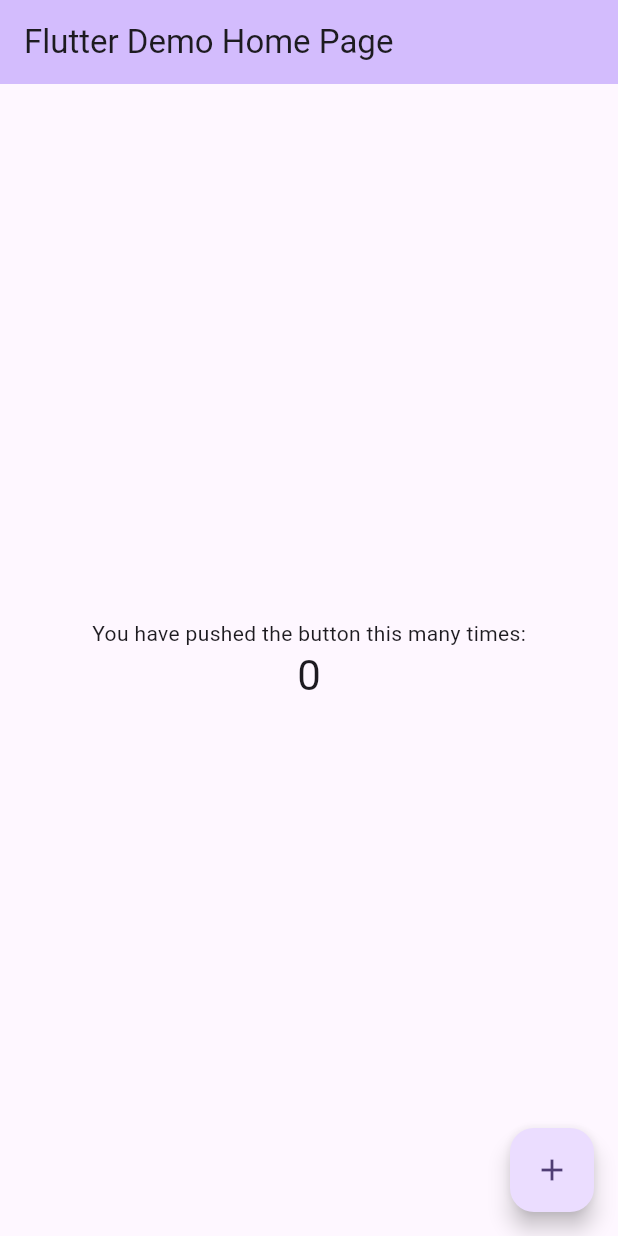
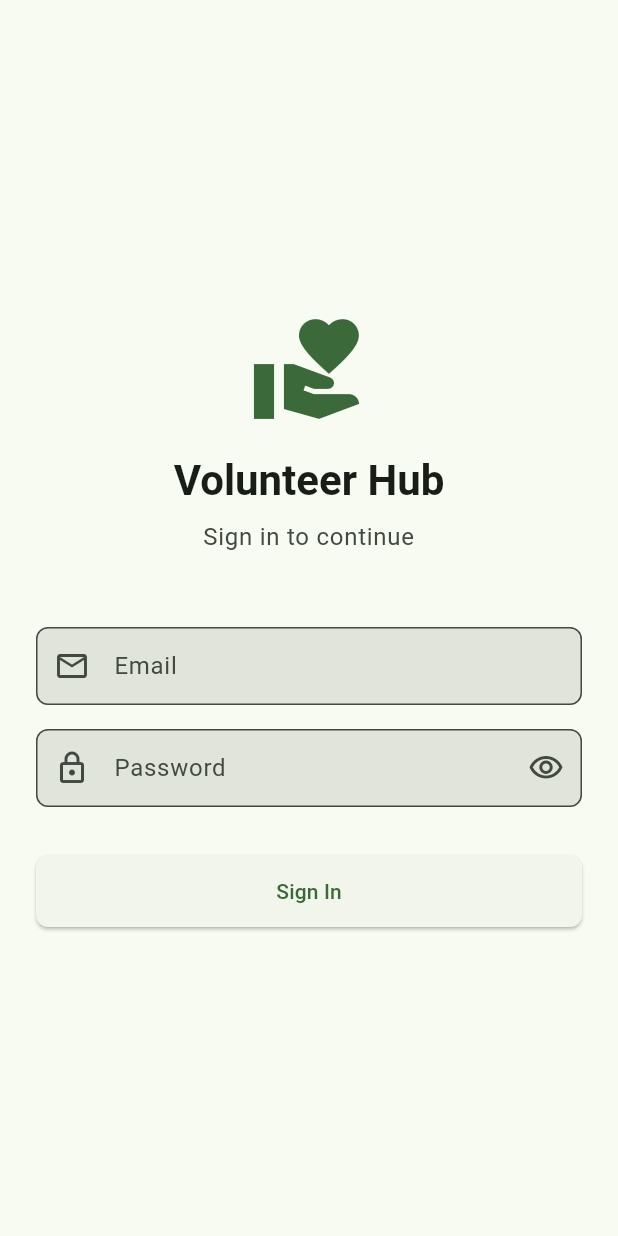
Before and after one commit to andreacanton/volunteer-hub, a Flutter app: the screen it shows after launch, on a phone screen of 412 x 824 dp. Run offline on Flutter 3.47's test engine with Material 3 defaults, Android fonts, the phone set to English and light mode, and no system bars; our stand-ins replace dio, flutter_riverpod, flutter_secure_storage.

Commit message:
Add UI screens and app shell with auth routing
Implement Phase 5 of UI setup:
- Material 3 theme with light/dark mode support
- LoginScreen with email/password form validation
- HomeScreen showing user info and logout
- Main app with ProviderScope and AuthGate routing

Co-Authored-By: Claude Opus 4.5 <noreply@anthropic.com>

```diff
--- /dev/null
+++ b/ui/lib/config/theme.dart
@@ -0,0 +1,95 @@
+import 'package:flutter/material.dart';
+
+/// App theme configuration using Material 3.
+class AppTheme {
+  AppTheme._();
+
+  static const _primaryColor = Color(0xFF2E7D32); // Green 800
+  static const _secondaryColor = Color(0xFF558B2F); // Light Green 800
+
+  /// Light theme for the app.
+  static ThemeData get light {
+    final colorScheme = ColorScheme.fromSeed(
+      seedColor: _primaryColor,
+      secondary: _secondaryColor,
+      brightness: Brightness.light,
+    );
+
+    return ThemeData(
+      useMaterial3: true,
+      colorScheme: colorScheme,
+      appBarTheme: AppBarTheme(
+        centerTitle: true,
+        backgroundColor: colorScheme.primaryContainer,
+        foregroundColor: colorScheme.onPrimaryContainer,
+      ),
+      elevatedButtonTheme: ElevatedButtonThemeData(
+        style: ElevatedButton.styleFrom(
+          minimumSize: const Size.fromHeight(48),
+          shape: RoundedRectangleBorder(
+            borderRadius: BorderRadius.circular(8),
+          ),
+        ),
+      ),
+      inputDecorationTheme: InputDecorationTheme(
+        filled: true,
+        border: OutlineInputBorder(
+          borderRadius: BorderRadius.circular(8),
+        ),
+        contentPadding: const EdgeInsets.symmetric(
+          horizontal: 16,
+          vertical: 14,
+        ),
+      ),
+      cardTheme: CardThemeData(
+        elevation: 2,
+        shape: RoundedRectangleBorder(
+          borderRadius: BorderRadius.circular(12),
+        ),
+      ),
+    );
+  }
+
+  /// Dark theme for the app.
+  static ThemeData get dark {
+    final colorScheme = ColorScheme.fromSeed(
+      seedColor: _primaryColor,
+      secondary: _secondaryColor,
+      brightness: Brightness.dark,
+    );
+
+    return ThemeData(
+      useMaterial3: true,
+      colorScheme: colorScheme,
+      appBarTheme: AppBarTheme(
+        centerTitle: true,
+        backgroundColor: colorScheme.primaryContainer,
+        foregroundColor: colorScheme.onPrimaryContainer,
+      ),
+      elevatedButtonTheme: ElevatedButtonThemeData(
+        style: ElevatedButton.styleFrom(
+          minimumSize: const Size.fromHeight(48),
+          shape: RoundedRectangleBorder(
+            borderRadius: BorderRadius.circular(8),
+          ),
+        ),
+      ),
+      inputDecorationTheme: InputDecorationTheme(
+        filled: true,
+        border: OutlineInputBorder(
+          borderRadius: BorderRadius.circular(8),
+        ),
+        contentPadding: const EdgeInsets.symmetric(
+          horizontal: 16,
+          vertical: 14,
+        ),
+      ),
+      cardTheme: CardThemeData(
+        elevation: 2,
+        shape: RoundedRectangleBorder(
+          borderRadius: BorderRadius.circular(12),
+        ),
+      ),
+    );
+  }
+}
--- a/ui/lib/main.dart
+++ b/ui/lib/main.dart
@@ -1,122 +1,66 @@
 import 'package:flutter/material.dart';
+import 'package:flutter_riverpod/flutter_riverpod.dart';
+
+import 'config/theme.dart';
+import 'providers/auth_provider.dart';
+import 'screens/home_screen.dart';
+import 'screens/login_screen.dart';
 
 void main() {
-  runApp(const MyApp());
+  runApp(
+    const ProviderScope(
+      child: VolunteerHubApp(),
+    ),
+  );
 }
 
-class MyApp extends StatelessWidget {
-  const MyApp({super.key});
+/// Root application widget.
+class VolunteerHubApp extends ConsumerStatefulWidget {
+  const VolunteerHubApp({super.key});
 
-  // This widget is the root of your application.
   @override
-  Widget build(BuildContext context) {
-    return MaterialApp(
-      title: 'Flutter Demo',
-      theme: ThemeData(
-        // This is the theme of your application.
-        //
-        // TRY THIS: Try running your application with "flutter run". You'll see
-        // the application has a purple toolbar. Then, without quitting the app,
-        // try changing the seedColor in the colorScheme below to Colors.green
-        // and then invoke "hot reload" (save your changes or press the "hot
-        // reload" button in a Flutter-supported IDE, or press "r" if you used
-        // the command line to start the app).
-        //
-        // Notice that the counter didn't reset back to zero; the application
-        // state is not lost during the reload. To reset the state, use hot
-        // restart instead.
-        //
-        // This works for code too, not just values: Most code changes can be
-        // tested with just a hot reload.
-        colorScheme: .fromSeed(seedColor: Colors.deepPurple),
-      ),
-      home: const MyHomePage(title: 'Flutter Demo Home Page'),
-    );
-  }
+  ConsumerState<VolunteerHubApp> createState() => _VolunteerHubAppState();
 }
 
-class MyHomePage extends StatefulWidget {
-  const MyHomePage({super.key, required this.title});
-
-  // This widget is the home page of your application. It is stateful, meaning
-  // that it has a State object (defined below) that contains fields that affect
-  // how it looks.
-
-  // This class is the configuration for the state. It holds the values (in this
-  // case the title) provided by the parent (in this case the App widget) and
-  // used by the build method of the State. Fields in a Widget subclass are
-  // always marked "final".
-
-  final String title;
-
+class _VolunteerHubAppState extends ConsumerState<VolunteerHubApp> {
   @override
-  State<MyHomePage> createState() => _MyHomePageState();
-}
-
-class _MyHomePageState extends State<MyHomePage> {
-  int _counter = 0;
-
-  void _incrementCounter() {
-    setState(() {
-      // This call to setState tells the Flutter framework that something has
-      // changed in this State, which causes it to rerun the build method below
-      // so that the display can reflect the updated values. If we changed
-      // _counter without calling setState(), then the build method would not be
-      // called again, and so nothing would appear to happen.
-      _counter++;
+  void initState() {
+    super.initState();
+    // Initialize auth state on app start
+    Future.microtask(() {
+      ref.read(authProvider.notifier).initialize();
     });
   }
 
   @override
   Widget build(BuildContext context) {
-    // This method is rerun every time setState is called, for instance as done
-    // by the _incrementCounter method above.
-    //
-    // The Flutter framework has been optimized to make rerunning build methods
-    // fast, so that you can just rebuild anything that needs updating rather
-    // than having to individually change instances of widgets.
-    return Scaffold(
-      appBar: AppBar(
-        // TRY THIS: Try changing the color here to a specific color (to
-        // Colors.amber, perhaps?) and trigger a hot reload to see the AppBar
-        // change color while the other colors stay the same.
-        backgroundColor: Theme.of(context).colorScheme.inversePrimary,
-        // Here we take the value from the MyHomePage object that was created by
-        // the App.build method, and use it to set our appbar title.
-        title: Text(widget.title),
-      ),
-      body: Center(
-        // Center is a layout widget. It takes a single child and positions it
-        // in the middle of the parent.
-        child: Column(
-          // Column is also a layout widget. It takes a list of children and
-          // arranges them vertically. By default, it sizes itself to fit its
-          // children horizontally, and tries to be as tall as its parent.
-          //
-          // Column has various properties to control how it sizes itself and
-          // how it positions its children. Here we use mainAxisAlignment to
-          // center the children vertically; the main axis here is the vertical
-          // axis because Columns are vertical (the cross axis would be
-          // horizontal).
-          //
-          // TRY THIS: Invoke "debug painting" (choose the "Toggle Debug Paint"
-          // action in the IDE, or press "p" in the console), to see the
-          // wireframe for each widget.
-          mainAxisAlignment: .center,
-          children: [
-            const Text('You have pushed the button this many times:'),
-            Text(
-              '$_counter',
-              style: Theme.of(context).textTheme.headlineMedium,
-            ),
-          ],
-        ),
-      ),
-      floatingActionButton: FloatingActionButton(
-        onPressed: _incrementCounter,
-        tooltip: 'Increment',
-        child: const Icon(Icons.add),
-      ),
+    return MaterialApp(
+      title: 'Volunteer Hub',
+      debugShowCheckedModeBanner: false,
+      theme: AppTheme.light,
+      darkTheme: AppTheme.dark,
+      themeMode: ThemeMode.system,
+      home: const AuthGate(),
     );
   }
 }
+
+/// Widget that shows login or home based on auth state.
+class AuthGate extends ConsumerWidget {
+  const AuthGate({super.key});
+
+  @override
+  Widget build(BuildContext context, WidgetRef ref) {
+    final authState = ref.watch(authProvider);
+
+    return switch (authState) {
+      AuthInitial() || AuthLoading() => const Scaffold(
+          body: Center(
+            child: CircularProgressIndicator(),
+          ),
+        ),
+      AuthAuthenticated() => const HomeScreen(),
+      AuthUnauthenticated() || AuthError() => const LoginScreen(),
+    };
+  }
+}
--- /dev/null
+++ b/ui/lib/screens/login_screen.dart
@@ -0,0 +1,163 @@
+import 'package:flutter/material.dart';
+import 'package:flutter_riverpod/flutter_riverpod.dart';
+
+import '../providers/auth_provider.dart';
+
+/// Login screen with email/password form.
+class LoginScreen extends ConsumerStatefulWidget {
+  const LoginScreen({super.key});
+
+  @override
+  ConsumerState<LoginScreen> createState() => _LoginScreenState();
+}
+
+class _LoginScreenState extends ConsumerState<LoginScreen> {
+  final _formKey = GlobalKey<FormState>();
+  final _emailController = TextEditingController();
+  final _passwordController = TextEditingController();
+  bool _obscurePassword = true;
+
+  @override
+  void dispose() {
+    _emailController.dispose();
+    _passwordController.dispose();
+    super.dispose();
+  }
+
+  String? _validateEmail(String? value) {
+    if (value == null || value.isEmpty) {
+      return 'Please enter your email';
+    }
+    final emailRegex = RegExp(r'^[\w-\.]+@([\w-]+\.)+[\w-]{2,4}$');
+    if (!emailRegex.hasMatch(value)) {
+      return 'Please enter a valid email';
+    }
+    return null;
+  }
+
+  String? _validatePassword(String? value) {
+    if (value == null || value.isEmpty) {
+      return 'Please enter your password';
+    }
+    if (value.length < 6) {
+      return 'Password must be at least 6 characters';
+    }
+    return null;
+  }
+
+  Future<void> _submit() async {
+    if (!_formKey.currentState!.validate()) return;
+
+    await ref.read(authProvider.notifier).login(
+          _emailController.text.trim(),
+          _passwordController.text,
+        );
+  }
+
+  @override
+  Widget build(BuildContext context) {
+    final authState = ref.watch(authProvider);
+    final isLoading = authState is AuthLoading;
+
+    ref.listen<AuthState>(authProvider, (previous, next) {
+      if (next is AuthError) {
+        ScaffoldMessenger.of(context).showSnackBar(
+          SnackBar(
+            content: Text(next.message),
+            backgroundColor: Theme.of(context).colorScheme.error,
+          ),
+        );
+        ref.read(authProvider.notifier).clearError();
+      }
+    });
+
+    return Scaffold(
+      body: SafeArea(
+        child: Center(
+          child: SingleChildScrollView(
+            padding: const EdgeInsets.all(24),
+            child: Form(
+              key: _formKey,
+              child: Column(
+                mainAxisAlignment: MainAxisAlignment.center,
+                crossAxisAlignment: CrossAxisAlignment.stretch,
+                children: [
+                  Icon(
+                    Icons.volunteer_activism,
+                    size: 80,
+                    color: Theme.of(context).colorScheme.primary,
+                  ),
+                  const SizedBox(height: 16),
+                  Text(
+                    'Volunteer Hub',
+                    style: Theme.of(context).textTheme.headlineMedium?.copyWith(
+                          fontWeight: FontWeight.bold,
+                        ),
+                    textAlign: TextAlign.center,
+                  ),
+                  const SizedBox(height: 8),
+                  Text(
+                    'Sign in to continue',
+                    style: Theme.of(context).textTheme.bodyLarge?.copyWith(
+                          color: Theme.of(context).colorScheme.onSurfaceVariant,
+                        ),
+                    textAlign: TextAlign.center,
+                  ),
+                  const SizedBox(height: 48),
+                  TextFormField(
+                    controller: _emailController,
+                    decoration: const InputDecoration(
+                      labelText: 'Email',
+                      prefixIcon: Icon(Icons.email_outlined),
+                    ),
+                    keyboardType: TextInputType.emailAddress,
+                    textInputAction: TextInputAction.next,
+                    autocorrect: false,
+                    enabled: !isLoading,
+                    validator: _validateEmail,
+                  ),
+                  const SizedBox(height: 16),
+                  TextFormField(
+                    controller: _passwordController,
+                    decoration: InputDecoration(
+                      labelText: 'Password',
+                      prefixIcon: const Icon(Icons.lock_outlined),
+                      suffixIcon: IconButton(
+                        icon: Icon(
+                          _obscurePassword
+                              ? Icons.visibility_outlined
+                              : Icons.visibility_off_outlined,
+                        ),
+                        onPressed: () {
+                          setState(() {
+                            _obscurePassword = !_obscurePassword;
+                          });
+                        },
+                      ),
+                    ),
+                    obscureText: _obscurePassword,
+                    textInputAction: TextInputAction.done,
+                    enabled: !isLoading,
+                    validator: _validatePassword,
+                    onFieldSubmitted: (_) => _submit(),
+                  ),
+                  const SizedBox(height: 32),
+                  ElevatedButton(
+                    onPressed: isLoading ? null : _submit,
+                    child: isLoading
+                        ? const SizedBox(
+                            height: 20,
+                            width: 20,
+                            child: CircularProgressIndicator(strokeWidth: 2),
+                          )
+                        : const Text('Sign In'),
+                  ),
+                ],
+              ),
+            ),
+          ),
+        ),
+      ),
+    );
+  }
+}
```
Also changed, not shown: ui/lib/screens/home_screen.dart (added, +130 -0 lines), 2 other files.
